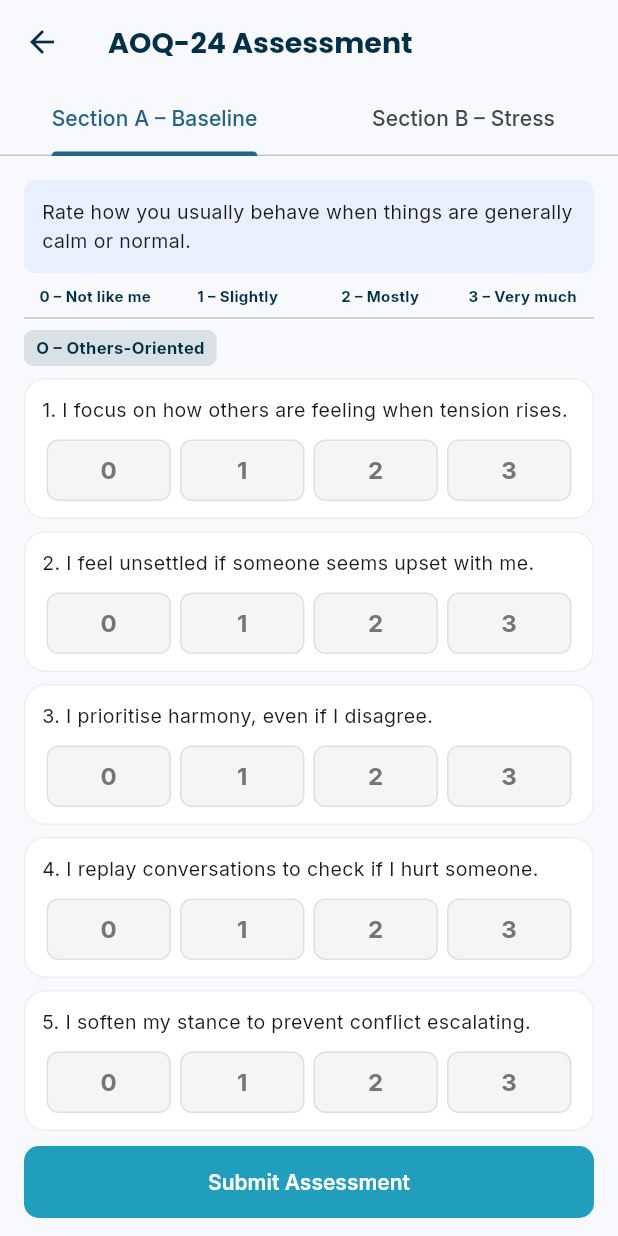
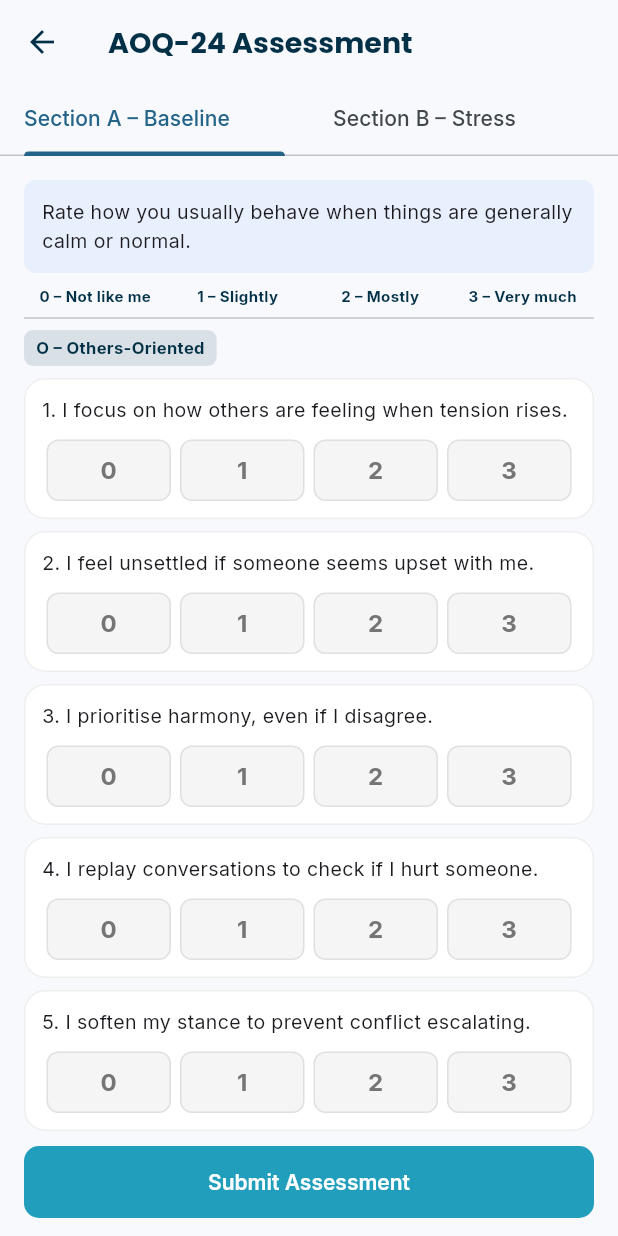
Before and after one commit to saratkumar/MindHealthBody-Flutter, a Flutter app: the AoqFormScreen screen opened directly, on a phone screen of 412 x 824 dp. Run offline on Flutter 3.47's test engine with Material 3 defaults, Android fonts, the phone set to English and light mode, and no system bars; our stand-ins replace cloud_firestore, firebase_core, google_fonts, google_sign_in, pdf, share_plus and 1 more; missing offline and left inert: dart:html, excel, googleapis; accounts and stored records are empty.

Commit message:
fix: updated the changes

```diff
--- a/lib/aoq_form_screen.dart
+++ b/lib/aoq_form_screen.dart
@@ -211,8 +211,10 @@ class _AoqFormScreenState extends State<AoqFormScreen>
           controller: _tabs,
           tabs: [
             Tab(
-              child: Row(mainAxisSize: MainAxisSize.min, children: [
-                const Text('Section A – Baseline'),
+              child: Row(children: [
+                const Flexible(
+                  child: Text('Section A – Baseline', overflow: TextOverflow.ellipsis),
+                ),
                 if (_sectionComplete(_secA))
                   const Padding(
                     padding: EdgeInsets.only(left: 6),
@@ -221,8 +223,10 @@ class _AoqFormScreenState extends State<AoqFormScreen>
               ]),
             ),
             Tab(
-              child: Row(mainAxisSize: MainAxisSize.min, children: [
-                const Text('Section B – Stress'),
+              child: Row(children: [
+                const Flexible(
+                  child: Text('Section B – Stress', overflow: TextOverflow.ellipsis),
+                ),
                 if (_sectionComplete(_secB))
                   const Padding(
                     padding: EdgeInsets.only(left: 6),
```
Also changed, not shown: lib/home_screen.dart (+7 -12 lines).
